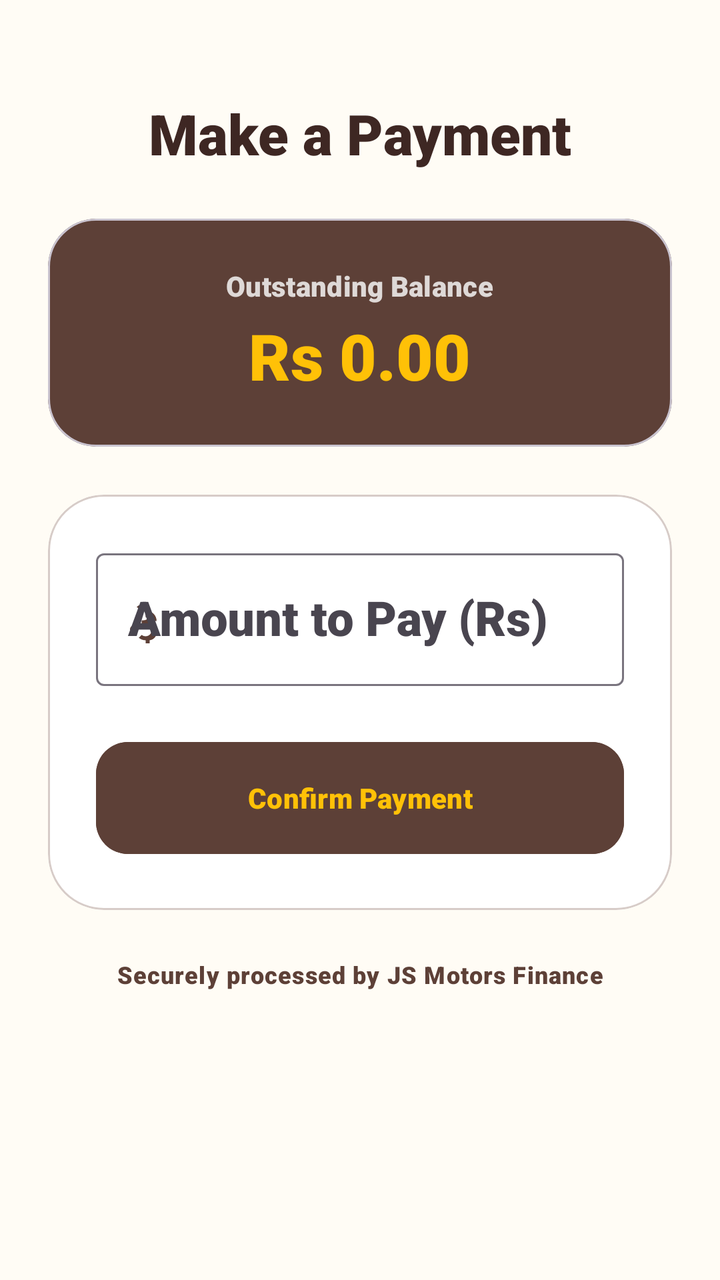
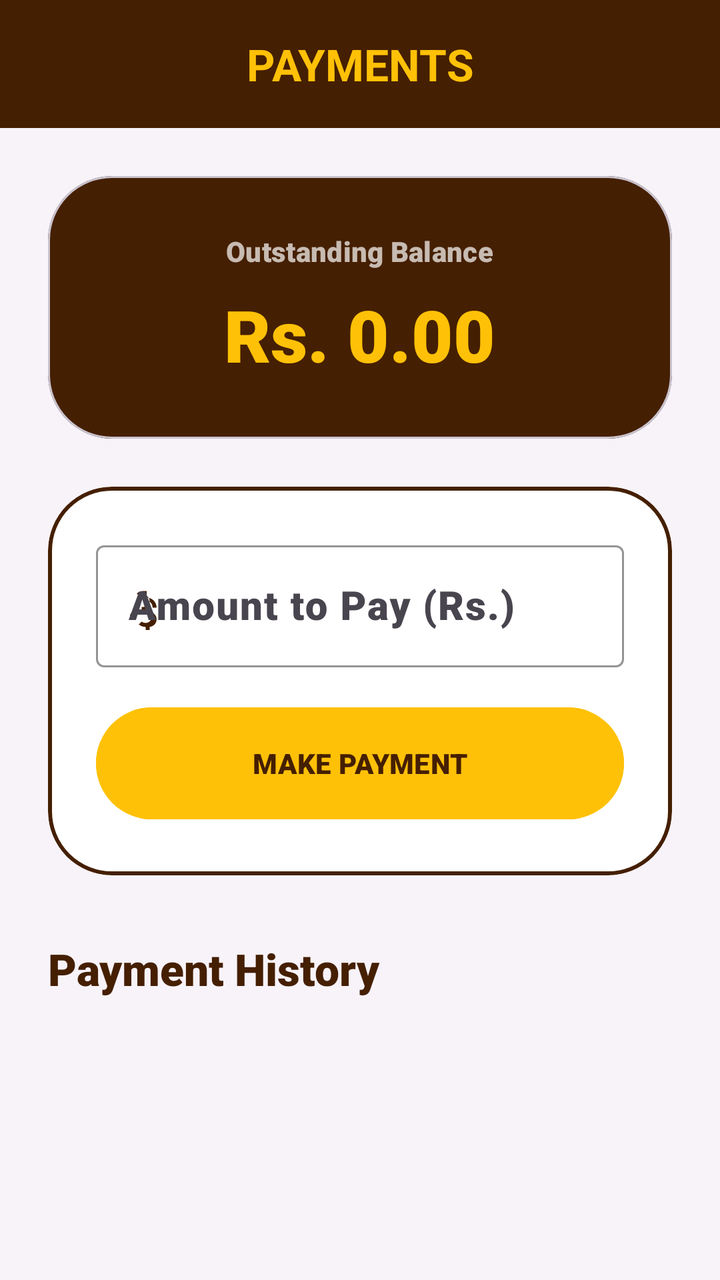

Screens rendered from an Android XML layout before and after an edit, with the pre-edit source and the edit as a unified diff.
<!-- AndroidManifest.xml: application theme Theme.JSMotorsCarFinance -->
<!-- res/layout/activity_make_payment.xml -->
<?xml version="1.0" encoding="utf-8"?>
<androidx.constraintlayout.widget.ConstraintLayout xmlns:android="http://schemas.android.com/apk/res/android"
    xmlns:app="http://schemas.android.com/apk/res-auto"
    xmlns:tools="http://schemas.android.com/tools"
    android:layout_width="match_parent"
    android:layout_height="match_parent"
    android:background="@color/background"
    android:padding="24dp">

    <TextView
        android:id="@+id/tvTitle"
        android:layout_width="wrap_content"
        android:layout_height="wrap_content"
        android:layout_marginTop="24dp"
        android:text="Make a Payment"
        android:textAppearance="@style/TextAppearance.Material3.HeadlineMedium"
        android:textColor="@color/onBackground"
        android:textStyle="bold"
        app:layout_constraintEnd_toEndOf="parent"
        app:layout_constraintStart_toStartOf="parent"
        app:layout_constraintTop_toTopOf="parent" />

    <com.google.android.material.card.MaterialCardView
        android:id="@+id/balanceCard"
        android:layout_width="match_parent"
        android:layout_height="wrap_content"
        android:layout_marginTop="24dp"
        app:cardCornerRadius="24dp"
        app:cardElevation="0dp"
        app:cardBackgroundColor="@color/secondary"
        app:layout_constraintTop_toBottomOf="@id/tvTitle">

        <LinearLayout
            android:layout_width="match_parent"
            android:layout_height="wrap_content"
            android:orientation="vertical"
            android:padding="24dp"
            android:gravity="center">

            <TextView
                android:layout_width="wrap_content"
                android:layout_height="wrap_content"
                android:text="Outstanding Balance"
                android:textColor="@color/white"
                android:alpha="0.8"
                android:textAppearance="@style/TextAppearance.Material3.LabelLarge" />

            <TextView
                android:id="@+id/tvOutstandingBalance"
                android:layout_width="wrap_content"
                android:layout_height="wrap_content"
                android:text="Rs 0.00"
                android:textColor="@color/primary"
                android:textAppearance="@style/TextAppearance.Material3.HeadlineLarge"
                android:textStyle="bold"
                android:layout_marginTop="4dp" />

        </LinearLayout>
    </com.google.android.material.card.MaterialCardView>

    <com.google.android.material.card.MaterialCardView
        android:id="@+id/paymentCard"
        android:layout_width="match_parent"
        android:layout_height="wrap_content"
        android:layout_marginTop="24dp"
        app:cardCornerRadius="28dp"
        app:cardElevation="0dp"
        app:strokeWidth="1dp"
        app:strokeColor="@color/secondaryContainer"
        app:cardBackgroundColor="@color/surface"
        app:layout_constraintTop_toBottomOf="@id/balanceCard">

        <LinearLayout
            android:layout_width="match_parent"
            android:layout_height="wrap_content"
            android:orientation="vertical"
            android:padding="24dp">

            <com.google.android.material.textfield.TextInputLayout
                android:layout_width="match_parent"
                android:layout_height="wrap_content"
                android:hint="Amount to Pay (Rs)"
                style="@style/Widget.Material3.TextInputLayout.OutlinedBox"
                android:layout_marginBottom="24dp"
                app:startIconDrawable="@drawable/ic_attach_money_24"
                app:startIconTint="@color/secondary">

                <com.google.android.material.textfield.TextInputEditText
                    android:id="@+id/etPaymentAmount"
                    android:layout_width="match_parent"
                    android:layout_height="wrap_content"
                    android:inputType="numberDecimal"
                    android:textColor="@color/secondary"
                    android:textAppearance="@style/TextAppearance.Material3.HeadlineSmall"/>
            </com.google.android.material.textfield.TextInputLayout>

            <com.google.android.material.button.MaterialButton
                android:id="@+id/btnConfirmPayment"
                android:layout_width="match_parent"
                android:layout_height="64dp"
                android:text="Confirm Payment"
                app:cornerRadius="16dp"
                android:backgroundTint="@color/secondary"
                android:textColor="@color/primary"
                android:textStyle="bold"
                style="@style/Widget.Material3.Button" />

        </LinearLayout>
    </com.google.android.material.card.MaterialCardView>

    <TextView
        android:layout_width="wrap_content"
        android:layout_height="wrap_content"
        android:layout_marginTop="24dp"
        android:text="Securely processed by JS Motors Finance"
        android:textAppearance="@style/TextAppearance.Material3.BodySmall"
        android:textColor="@color/secondary"
        app:layout_constraintEnd_toEndOf="parent"
        app:layout_constraintStart_toStartOf="parent"
        app:layout_constraintTop_toBottomOf="@id/paymentCard" />

</androidx.constraintlayout.widget.ConstraintLayout>
<!-- resources referenced by this layout -->
<resources>
  <color name="background">#FFFCF5</color>
  <color name="onBackground">#3E2723</color>
  <color name="primary">#FFC107</color>
  <color name="secondary">#5D4037</color>
  <color name="secondaryContainer">#D7CCC8</color>
  <color name="surface">#FFFFFF</color>
  <color name="white">#FFFFFFFF</color>
  <!-- drawable ic_attach_money_24 (drawable) -->
  <vector xmlns:android="http://schemas.android.com/apk/res/android"
      android:width="24dp"
      android:height="24dp"
      android:viewportWidth="24"
      android:viewportHeight="24"
      android:tint="?attr/colorControlNormal">
    <path
        android:fillColor="@android:color/white"
        android:pathData="M11.8,4.47c-1.32,0 -2.5,0.48 -3.4,1.27l1.42,1.42c0.54,-0.43 1.22,-0.69 1.98,-0.69 1.66,0 3,1.34 3,3s-1.34,3 -3,3h-1v2h2c1.66,0 3,1.34 3,3s-1.34,3 -3,3c-0.76,0 -1.44,-0.26 -1.98,-0.69l-1.42,1.42c0.9,0.79 2.08,1.27 3.4,1.27v2h2v-2.02c1.94,-0.18 3.5,-1.81 3.5,-3.78s-1.56,-3.6 -3.5,-3.78V11h-2V9.02c1.94,0.18 3.5,1.81 3.5,3.78h2c0,-2.76 -2.24,-5 -5,-5V4.47zM7,15c-1.1,0 -2,0.9 -2,2s0.9,2 2,2h1v-4H7z"/>
  </vector>
  <style name="Theme.JSMotorsCarFinance" parent="Base.Theme.JSMotorsCarFinance" />
  <style name="Base.Theme.JSMotorsCarFinance" parent="Theme.Material3.DayNight.NoActionBar">
          
          <item name="colorPrimary">@color/primary</item>
          <item name="colorOnPrimary">@color/onPrimary</item>
          <item name="colorPrimaryContainer">@color/primaryContainer</item>
          <item name="colorOnPrimaryContainer">@color/onPrimaryContainer</item>
          <item name="colorSecondary">@color/secondary</item>
          <item name="colorOnSecondary">@color/onSecondary</item>
          <item name="colorSecondaryContainer">@color/secondaryContainer</item>
          <item name="colorOnSecondaryContainer">@color/onSecondaryContainer</item>
          <item name="android:windowBackground">@color/background</item>
          <item name="colorSurface">@color/surface</item>
          <item name="colorOnSurface">@color/onSurface</item>
          <item name="colorError">@color/error</item>
          <item name="colorOnError">@color/onError</item>
  
          
          <item name="android:fontFamily">sans-serif-black</item>
          <item name="textAppearanceTitleLarge">@style/Carmoola.TitleLarge</item>
          <item name="textAppearanceHeadlineLarge">@style/Carmoola.HeadlineLarge</item>
      </style>
  <color name="onPrimary">#3E2723</color>
  <color name="primaryContainer">#FFECB3</color>
  <color name="onPrimaryContainer">#3E2723</color>
  <color name="onSecondary">#FFFFFF</color>
  <color name="onSecondaryContainer">#3E2723</color>
  <color name="onSurface">#3E2723</color>
  <color name="error">#E53935</color>
  <color name="onError">#FFFFFF</color>
  <style name="Carmoola.TitleLarge" parent="TextAppearance.Material3.TitleLarge">
          <item name="android:textStyle">bold</item>
          <item name="android:textColor">@color/secondary</item>
      </style>
  <style name="Carmoola.HeadlineLarge" parent="TextAppearance.Material3.HeadlineLarge">
          <item name="android:textStyle">bold</item>
          <item name="android:textColor">@color/secondary</item>
          <item name="android:textSize">34sp</item>
      </style>
</resources>

<!-- the commit's change to res/layout/activity_make_payment.xml (unified diff, before → after) -->
@@ -1,122 +1,206 @@
 <?xml version="1.0" encoding="utf-8"?>
-<androidx.constraintlayout.widget.ConstraintLayout xmlns:android="http://schemas.android.com/apk/res/android"
+<androidx.coordinatorlayout.widget.CoordinatorLayout xmlns:android="http://schemas.android.com/apk/res/android"
     xmlns:app="http://schemas.android.com/apk/res-auto"
     xmlns:tools="http://schemas.android.com/tools"
     android:layout_width="match_parent"
     android:layout_height="match_parent"
-    android:background="@color/background"
-    android:padding="24dp">
-
-    <TextView
-        android:id="@+id/tvTitle"
-        android:layout_width="wrap_content"
+    android:background="@color/background">
+
+    <com.google.android.material.appbar.AppBarLayout
+        android:layout_width="match_parent"
         android:layout_height="wrap_content"
-        android:layout_marginTop="24dp"
-        android:text="Make a Payment"
-        android:textAppearance="@style/TextAppearance.Material3.HeadlineMedium"
-        android:textColor="@color/onBackground"
-        android:textStyle="bold"
-        app:layout_constraintEnd_toEndOf="parent"
-        app:layout_constraintStart_toStartOf="parent"
-        app:layout_constraintTop_toTopOf="parent" />
-
-    <com.google.android.material.card.MaterialCardView
-        android:id="@+id/balanceCard"
-        android:layout_width="match_parent"
-        android:layout_height="wrap_content"
-        android:layout_marginTop="24dp"
-        app:cardCornerRadius="24dp"
-        app:cardElevation="0dp"
-        app:cardBackgroundColor="@color/secondary"
-        app:layout_constraintTop_toBottomOf="@id/tvTitle">
+        android:background="@color/secondary"
+        app:elevation="0dp">
+
+        <com.google.android.material.appbar.MaterialToolbar
+            android:id="@+id/toolbar"
+            android:layout_width="match_parent"
+            android:layout_height="?attr/actionBarSize"
+            app:title="PAYMENTS"
+            app:titleCentered="true"
+            app:titleTextColor="@color/primary"
+            app:titleTextAppearance="@style/Carmoola.TitleLarge" />
+    </com.google.android.material.appbar.AppBarLayout>
+
+    <androidx.core.widget.NestedScrollView
+        android:layout_width="match_parent"
+        android:layout_height="match_parent"
+        app:layout_behavior="@string/appbar_scrolling_view_behavior">
 
         <LinearLayout
             android:layout_width="match_parent"
             android:layout_height="wrap_content"
             android:orientation="vertical"
-            android:padding="24dp"
-            android:gravity="center">
+            android:padding="24dp">
+
+            <com.google.android.material.card.MaterialCardView
+                android:layout_width="match_parent"
+                android:layout_height="wrap_content"
+                app:cardCornerRadius="32dp"
+                app:cardElevation="0dp"
+                app:cardBackgroundColor="@color/secondary"
+                android:layout_marginBottom="24dp">
+
+                <LinearLayout
+                    android:layout_width="match_parent"
+                    android:layout_height="wrap_content"
+                    android:orientation="vertical"
+                    android:padding="28dp"
+                    android:gravity="center">
+
+                    <TextView
+                        android:layout_width="wrap_content"
+                        android:layout_height="wrap_content"
+                        android:text="Outstanding Balance"
+                        android:textColor="@color/white"
+                        android:alpha="0.7"
+                        android:textAppearance="@style/TextAppearance.Material3.LabelLarge" />
+
+                    <TextView
+                        android:id="@+id/tvOutstandingBalance"
+                        android:layout_width="wrap_content"
+                        android:layout_height="wrap_content"
+                        android:text="Rs. 0.00"
+                        android:textColor="@color/primary"
+                        android:textAppearance="@style/Carmoola.HeadlineLarge"
+                        android:textSize="36sp"
+                        android:layout_marginTop="8dp" />
+
+                </LinearLayout>
+            </com.google.android.material.card.MaterialCardView>
+
+            <com.google.android.material.card.MaterialCardView
+                android:layout_width="match_parent"
+                android:layout_height="wrap_content"
+                app:cardCornerRadius="32dp"
+                app:cardElevation="0dp"
+                app:strokeWidth="2dp"
+                app:strokeColor="@color/secondary"
+                app:cardBackgroundColor="@color/white"
+                android:layout_marginBottom="32dp">
+
+                <LinearLayout
+                    android:layout_width="match_parent"
+                    android:layout_height="wrap_content"
+                    android:orientation="vertical"
+                    android:padding="24dp">
+
+                    <com.google.android.material.textfield.TextInputLayout
+                        android:layout_width="match_parent"
+                        android:layout_height="wrap_content"
+                        android:hint="Amount to Pay (Rs.)"
+                        style="@style/Widget.Material3.TextInputLayout.OutlinedBox"
+                        android:layout_marginBottom="16dp"
+                        app:boxStrokeColor="@color/secondary"
+                        app:hintTextColor="@color/secondary"
+                        app:startIconDrawable="@drawable/ic_attach_money_24"
+                        app:startIconTint="@color/secondary">
+
+                        <com.google.android.material.textfield.TextInputEditText
+                            android:id="@+id/etPaymentAmount"
+                            android:layout_width="match_parent"
+                            android:layout_height="wrap_content"
+                            android:inputType="numberDecimal"
+                            android:textColor="@color/secondary"
+                            android:textStyle="bold"
+                            android:textSize="20sp"/>
+                    </com.google.android.material.textfield.TextInputLayout>
+
+                    <com.google.android.material.button.MaterialButton
+                        android:id="@+id/btnConfirmPayment"
+                        android:layout_width="match_parent"
+                        android:layout_height="64dp"
+                        android:text="MAKE PAYMENT"
+                        android:textStyle="bold"
+                        app:cornerRadius="32dp"
+                        android:backgroundTint="@color/primary"
+                        android:textColor="@color/secondary"
+                        style="@style/Widget.Material3.Button" />
+
+                </LinearLayout>
+            </com.google.android.material.card.MaterialCardView>
 
             <TextView
                 android:layout_width="wrap_content"
                 android:layout_height="wrap_content"
-                android:text="Outstanding Balance"
-                android:textColor="@color/white"
-                android:alpha="0.8"
-                android:textAppearance="@style/TextAppearance.Material3.LabelLarge" />
-
-            <TextView
-                android:id="@+id/tvOutstandingBalance"
-                android:layout_width="wrap_content"
-                android:layout_height="wrap_content"
-                android:text="Rs 0.00"
-                android:textColor="@color/primary"
-                android:textAppearance="@style/TextAppearance.Material3.HeadlineLarge"
-                android:textStyle="bold"
-                android:layout_marginTop="4dp" />
+                android:text="Payment History"
+                android:textAppearance="@style/Carmoola.TitleLarge"
+                android:layout_marginBottom="16dp"/>
+
+            <androidx.recyclerview.widget.RecyclerView
+                android:id="@+id/rvPayments"
+                android:layout_width="match_parent"
+                android:layout_height="wrap_content"
+                android:nestedScrollingEnabled="false"
+                tools:listitem="@layout/item_payment"/>
 
         </LinearLayout>
-    </com.google.android.material.card.MaterialCardView>
-
-    <com.google.android.material.card.MaterialCardView
-        android:id="@+id/paymentCard"
+    </androidx.core.widget.NestedScrollView>
+
+</androidx.coordinatorlayout.widget.CoordinatorLayout>
+<!-- res/layout/item_payment.xml (included above) -->
+<?xml version="1.0" encoding="utf-8"?>
+<com.google.android.material.card.MaterialCardView xmlns:android="http://schemas.android.com/apk/res/android"
+    android:layout_width="match_parent"
+    android:layout_height="wrap_content"
+    xmlns:app="http://schemas.android.com/apk/res-auto"
+    app:cardCornerRadius="0dp"
+    app:cardElevation="0dp"
+    app:cardBackgroundColor="@color/white"
+    android:layout_marginHorizontal="0dp"
+    android:layout_marginVertical="0dp">
+
+    <LinearLayout
         android:layout_width="match_parent"
         android:layout_height="wrap_content"
-        android:layout_marginTop="24dp"
-        app:cardCornerRadius="28dp"
-        app:cardElevation="0dp"
-        app:strokeWidth="1dp"
-        app:strokeColor="@color/secondaryContainer"
-        app:cardBackgroundColor="@color/surface"
-        app:layout_constraintTop_toBottomOf="@id/balanceCard">
-
-        <LinearLayout
-            android:layout_width="match_parent"
-            android:layout_height="wrap_content"
-            android:orientation="vertical"
-            android:padding="24dp">
-
-            <com.google.android.material.textfield.TextInputLayout
-                android:layout_width="match_parent"
-                android:layout_height="wrap_content"
-                android:hint="Amount to Pay (Rs)"
-                style="@style/Widget.Material3.TextInputLayout.OutlinedBox"
-                android:layout_marginBottom="24dp"
-                app:startIconDrawable="@drawable/ic_attach_money_24"
-                app:startIconTint="@color/secondary">
-
-                <com.google.android.material.textfield.TextInputEditText
-                    android:id="@+id/etPaymentAmount"
-                    android:layout_width="match_parent"
-                    android:layout_height="wrap_content"
-                    android:inputType="numberDecimal"
-                    android:textColor="@color/secondary"
-                    android:textAppearance="@style/TextAppearance.Material3.HeadlineSmall"/>
-            </com.google.android.material.textfield.TextInputLayout>
-
-            <com.google.android.material.button.MaterialButton
-                android:id="@+id/btnConfirmPayment"
-                android:layout_width="match_parent"
-                android:layout_height="64dp"
-                android:text="Confirm Payment"
-                app:cornerRadius="16dp"
-                android:backgroundTint="@color/secondary"
-                android:textColor="@color/primary"
-                android:textStyle="bold"
-                style="@style/Widget.Material3.Button" />
-
-        </LinearLayout>
-    </com.google.android.material.card.MaterialCardView>
-
-    <TextView
-        android:layout_width="wrap_content"
-        android:layout_height="wrap_content"
-        android:layout_marginTop="24dp"
-        android:text="Securely processed by JS Motors Finance"
-        android:textAppearance="@style/TextAppearance.Material3.BodySmall"
-        android:textColor="@color/secondary"
-        app:layout_constraintEnd_toEndOf="parent"
-        app:layout_constraintStart_toStartOf="parent"
-        app:layout_constraintTop_toBottomOf="@id/paymentCard" />
-
-</androidx.constraintlayout.widget.ConstraintLayout>
+        android:orientation="horizontal"
+        android:padding="8dp"
+        android:gravity="center_vertical">
+
+        <TextView
+            android:id="@+id/tvDueDate"
+            android:layout_width="0dp"
+            android:layout_height="wrap_content"
+            android:layout_weight="1.2"
+            android:text="2024-03-15"
+            android:textSize="12sp"
+            android:textColor="@color/secondary"/>
+
+        <TextView
+            android:id="@+id/tvInstallmentNo"
+            android:layout_width="0dp"
+            android:layout_height="wrap_content"
+            android:layout_weight="1.5"
+            android:text="Monthly Installment"
+            android:textSize="12sp"
+            android:textColor="@color/secondary"/>
+
+        <TextView
+            android:id="@+id/tvPaymentAmount"
+            android:layout_width="0dp"
+            android:layout_height="wrap_content"
+            android:layout_weight="1"
+            android:text="Rs 23,000.00"
+            android:textSize="12sp"
+            android:textColor="@color/secondary"/>
+
+        <TextView
+            android:id="@+id/btnPayItem"
+            android:layout_width="40dp"
+            android:layout_height="wrap_content"
+            android:text="pay"
+            android:textColor="#3F51B5"
+            android:textSize="12sp"
+            android:gravity="center"
+            android:clickable="true"
+            android:focusable="true"/>
+
+    </LinearLayout>
+
+    <View
+        android:layout_width="match_parent"
+        android:layout_height="0.5dp"
+        android:background="#DDDDDD"
+        android:layout_gravity="bottom"/>
+
+</com.google.android.material.card.MaterialCardView>
<!-- resource entries referenced after the edit -->
@@ -1,10 +1,9 @@
 <!-- resources referenced by this layout -->
 <resources>
-  <color name="background">#FFFCF5</color>
-  <color name="onBackground">#3E2723</color>
+  <color name="background">#F7F3F9</color>
   <color name="primary">#FFC107</color>
-  <color name="secondary">#5D4037</color>
-  <color name="secondaryContainer">#D7CCC8</color>
+  <color name="secondary">#451F01</color>
+  <color name="secondaryContainer">#451F01</color>
   <color name="surface">#FFFFFF</color>
   <color name="white">#FFFFFFFF</color>
   <!-- drawable ic_attach_money_24 (drawable) -->
@@ -40,13 +39,13 @@
           <item name="textAppearanceTitleLarge">@style/Carmoola.TitleLarge</item>
           <item name="textAppearanceHeadlineLarge">@style/Carmoola.HeadlineLarge</item>
       </style>
-  <color name="onPrimary">#3E2723</color>
-  <color name="primaryContainer">#FFECB3</color>
-  <color name="onPrimaryContainer">#3E2723</color>
+  <color name="onPrimary">#451F01</color>
+  <color name="primaryContainer">#FF9800</color>
+  <color name="onPrimaryContainer">#451F01</color>
   <color name="onSecondary">#FFFFFF</color>
-  <color name="onSecondaryContainer">#3E2723</color>
-  <color name="onSurface">#3E2723</color>
-  <color name="error">#E53935</color>
+  <color name="onSecondaryContainer">#FFFFFF</color>
+  <color name="onSurface">#451F01</color>
+  <color name="error">#FF4B4B</color>
   <color name="onError">#FFFFFF</color>
   <style name="Carmoola.TitleLarge" parent="TextAppearance.Material3.TitleLarge">
           <item name="android:textStyle">bold</item>
